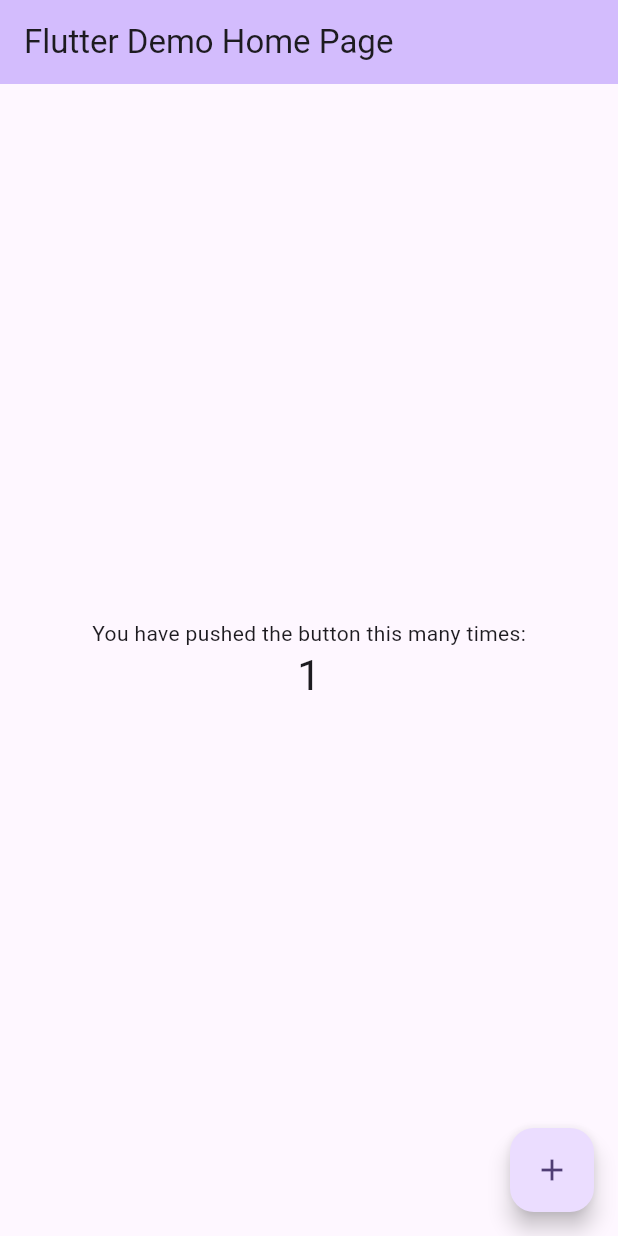
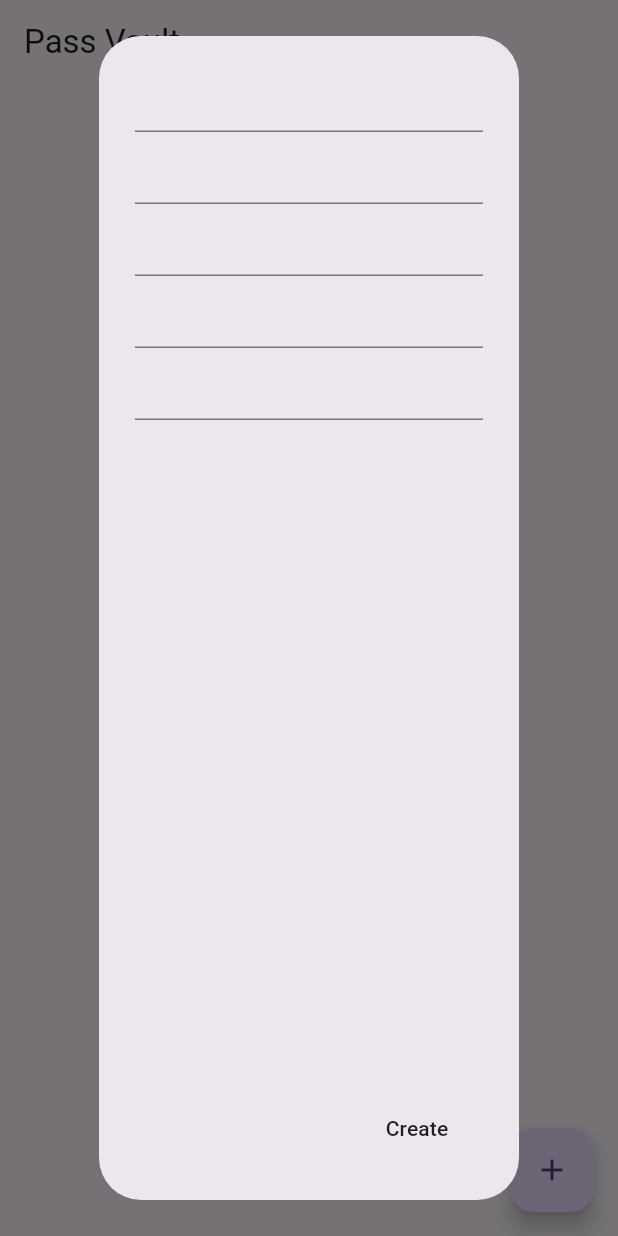
Before and after one commit to er-lo/password_manager, a Flutter app: the screen it shows after launch, after a tap on the "add" icon, on a phone screen of 412 x 824 dp. Run offline on Flutter 3.47's test engine with Material 3 defaults, Android fonts, the phone set to English and light mode, and no system bars; our stand-ins replace isar; accounts and stored records are empty; generated files the repository leaves out were written again.

Commit message:
implemented isar db, made password model and it's db service

```diff
--- a/lib/main.dart
+++ b/lib/main.dart
@@ -1,7 +1,17 @@
 import 'package:flutter/material.dart';
+import 'package:password_manager/models/password_database.dart';
+import 'package:password_manager/screens/home_screen.dart';
+import 'package:provider/provider.dart';
 
-void main() {
-  runApp(const MyApp());
+void main() async {
+  //initialize isar database
+  WidgetsFlutterBinding.ensureInitialized();
+  await PasswordDatabase.initialize();
+
+  runApp(ChangeNotifierProvider(
+    create: (context) => PasswordDatabase(),
+    child: const MyApp(),
+  ));
 }
 
 class MyApp extends StatelessWidget {
@@ -11,115 +21,12 @@ class MyApp extends StatelessWidget {
   @override
   Widget build(BuildContext context) {
     return MaterialApp(
-      title: 'Flutter Demo',
+      debugShowCheckedModeBanner: false,
       theme: ThemeData(
-        // This is the theme of your application.
-        //
-        // TRY THIS: Try running your application with "flutter run". You'll see
-        // the application has a purple toolbar. Then, without quitting the app,
-        // try changing the seedColor in the colorScheme below to Colors.green
-        // and then invoke "hot reload" (save your changes or press the "hot
-        // reload" button in a Flutter-supported IDE, or press "r" if you used
-        // the command line to start the app).
-        //
-        // Notice that the counter didn't reset back to zero; the application
-        // state is not lost during the reload. To reset the state, use hot
-        // restart instead.
-        //
-        // This works for code too, not just values: Most code changes can be
-        // tested with just a hot reload.
         colorScheme: ColorScheme.fromSeed(seedColor: Colors.deepPurple),
         useMaterial3: true,
       ),
-      home: const MyHomePage(title: 'Flutter Demo Home Page'),
+      home: const HomePage(),
     );
   }
 }
-
-class MyHomePage extends StatefulWidget {
-  const MyHomePage({super.key, required this.title});
-
-  // This widget is the home page of your application. It is stateful, meaning
-  // that it has a State object (defined below) that contains fields that affect
-  // how it looks.
-
-  // This class is the configuration for the state. It holds the values (in this
-  // case the title) provided by the parent (in this case the App widget) and
-  // used by the build method of the State. Fields in a Widget subclass are
-  // always marked "final".
-
-  final String title;
-
-  @override
-  State<MyHomePage> createState() => _MyHomePageState();
-}
-
-class _MyHomePageState extends State<MyHomePage> {
-  int _counter = 0;
-
-  void _incrementCounter() {
-    setState(() {
-      // This call to setState tells the Flutter framework that something has
-      // changed in this State, which causes it to rerun the build method below
-      // so that the display can reflect the updated values. If we changed
-      // _counter without calling setState(), then the build method would not be
-      // called again, and so nothing would appear to happen.
-      _counter++;
-    });
-  }
-
-  @override
-  Widget build(BuildContext context) {
-    // This method is rerun every time setState is called, for instance as done
-    // by the _incrementCounter method above.
-    //
-    // The Flutter framework has been optimized to make rerunning build methods
-    // fast, so that you can just rebuild anything that needs updating rather
-    // than having to individually change instances of widgets.
-    return Scaffold(
-      appBar: AppBar(
-        // TRY THIS: Try changing the color here to a specific color (to
-        // Colors.amber, perhaps?) and trigger a hot reload to see the AppBar
-        // change color while the other colors stay the same.
-        backgroundColor: Theme.of(context).colorScheme.inversePrimary,
-        // Here we take the value from the MyHomePage object that was created by
-        // the App.build method, and use it to set our appbar title.
-        title: Text(widget.title),
-      ),
-      body: Center(
-        // Center is a layout widget. It takes a single child and positions it
-        // in the middle of the parent.
-        child: Column(
-          // Column is also a layout widget. It takes a list of children and
-          // arranges them vertically. By default, it sizes itself to fit its
-          // children horizontally, and tries to be as tall as its parent.
-          //
-          // Column has various properties to control how it sizes itself and
-          // how it positions its children. Here we use mainAxisAlignment to
-          // center the children vertically; the main axis here is the vertical
-          // axis because Columns are vertical (the cross axis would be
-          // horizontal).
-          //
-          // TRY THIS: Invoke "debug painting" (choose the "Toggle Debug Paint"
-          // action in the IDE, or press "p" in the console), to see the
-          // wireframe for each widget.
-          mainAxisAlignment: MainAxisAlignment.center,
-          children: <Widget>[
-            const Text(
-              'You have pushed the button this many times:',
-            ),
-            Text(
-              '$_counter',
-              style: Theme.of(context).textTheme.headlineMedium,
-            ),
-          ],
-        ),
-      ),
-      floatingActionButton: FloatingActionButton(
-        onPressed: _incrementCounter,
-        tooltip: 'Increment',
-        child: const Icon(Icons.add),
-      ), // This trailing comma makes auto-formatting nicer for build methods.
-    );
-  }
-}
--- /dev/null
+++ b/lib/models/password_database.dart
@@ -0,0 +1,68 @@
+import 'package:flutter/material.dart';
+import 'package:isar/isar.dart';
+import 'package:password_manager/models/password_model.dart';
+import 'package:path_provider/path_provider.dart';
+
+class PasswordDatabase extends ChangeNotifier {
+  static late Isar isar;
+
+  //init
+  static Future<void> initialize() async {
+    final dir = await getApplicationDocumentsDirectory();
+    isar = await Isar.open(
+      [PasswordSchema],
+      directory: dir.path,
+    );
+  }
+
+  // list of notes
+  final List<Password> currentPasswords = [];
+
+  //create
+  Future<void> addPassword(String email, String userName, String password,
+      String note, String website) async {
+    final newPassword = Password()
+      ..email = email
+      ..userName = userName
+      ..password = password
+      ..note = note
+      ..website = website;
+
+    await isar.writeTxn(() async {
+      await isar.passwords.put(newPassword);
+    });
+
+    await fetchPasswords();
+  }
+
+  //read
+  Future<void> fetchPasswords() async {
+    List<Password> fetchedPasswords = await isar.passwords.where().findAll();
+    currentPasswords.clear();
+    currentPasswords.addAll(fetchedPasswords);
+    notifyListeners();
+  }
+
+  //update
+  Future<void> updatePassword(int id, String email, String userName,
+      String password, String note, String website) async {
+    final existingPassword = await isar.passwords.get(id);
+    if (existingPassword != null) {
+      existingPassword.email = email;
+      existingPassword.userName = userName;
+      existingPassword.password = password;
+      existingPassword.note = note;
+      existingPassword.website = website;
+      await isar.writeTxn(() => isar.passwords.put(existingPassword));
+      await fetchPasswords();
+    }
+  }
+
+  //delete
+  Future<void> deletePassword(int id) async {
+    await isar.writeTxn(() async {
+      isar.passwords.delete(id);
+    });
+    await fetchPasswords();
+  }
+}
--- /dev/null
+++ b/lib/models/password_model.dart
@@ -0,0 +1,14 @@
+import 'package:isar/isar.dart';
+
+// needed to generate isar file
+part 'password_model.g.dart';
+
+@Collection()
+class Password {
+  Id id = Isar.autoIncrement;
+  late String email;
+  late String userName;
+  late String password;
+  late String note;
+  late String website;
+}
--- /dev/null
+++ b/lib/screens/home_screen.dart
@@ -0,0 +1,109 @@
+import 'package:flutter/material.dart';
+import 'package:password_manager/models/password_database.dart';
+import 'package:password_manager/models/password_model.dart';
+import 'package:provider/provider.dart';
+
+class HomePage extends StatefulWidget {
+  const HomePage({super.key});
+
+  @override
+  State<HomePage> createState() => _HomePageState();
+}
+
+class _HomePageState extends State<HomePage> {
+  @override
+  void initState() {
+    super.initState();
+
+    readPasswords();
+  }
+
+  //text controller
+  final emailController = TextEditingController();
+  final userNameController = TextEditingController();
+  final passwordController = TextEditingController();
+  final noteController = TextEditingController();
+  final websiteController = TextEditingController();
+
+  void createPassword() {
+    showDialog(
+      context: context,
+      builder: (context) => AlertDialog(
+        content: Column(
+          children: [
+            TextField(
+              controller: emailController,
+            ),
+            TextField(
+              controller: userNameController,
+            ),
+            TextField(
+              controller: passwordController,
+            ),
+            TextField(
+              controller: noteController,
+            ),
+            TextField(
+              controller: websiteController,
+            ),
+          ],
+        ),
+        actions: [
+          MaterialButton(
+            onPressed: () {
+              context.read<PasswordDatabase>().addPassword(
+                  emailController.text,
+                  userNameController.text,
+                  passwordController.text,
+                  noteController.text,
+                  websiteController.text);
+
+              emailController.clear();
+              userNameController.clear();
+              passwordController.clear();
+              noteController.clear();
+              websiteController.clear();
+              Navigator.pop(context);
+            },
+            child: const Text("Create"),
+          ),
+        ],
+      ),
+    );
+  }
+
+  void readPasswords() {
+    context.read<PasswordDatabase>().fetchPasswords();
+  }
+
+  @override
+  Widget build(BuildContext context) {
+    final passwordDatabase = context.watch<PasswordDatabase>();
+    List<Password> currentPasswords = passwordDatabase.currentPasswords;
+
+    return Scaffold(
+      appBar: AppBar(
+        title: const Text("Pass Vault"),
+      ),
+      floatingActionButton: FloatingActionButton(
+        onPressed: createPassword,
+        child: const Icon(Icons.add),
+      ),
+      body: ListView.builder(
+        itemCount: currentPasswords.length,
+        itemBuilder: (context, index) {
+          final password = currentPasswords[index];
+
+          return ListTile(
+            title: Text(password.email),
+            trailing: IconButton(
+                onPressed: () {
+                  context.read<PasswordDatabase>().deletePassword(password.id);
+                },
+                icon: const Icon(Icons.delete)),
+          );
+        },
+      ),
+    );
+  }
+}
--- a/pubspec.yaml
+++ b/pubspec.yaml
@@ -35,6 +35,10 @@ dependencies:
   # The following adds the Cupertino Icons font to your application.
   # Use with the CupertinoIcons class for iOS style icons.
   cupertino_icons: ^1.0.6
+  isar: ^3.1.0+1
+  isar_flutter_libs: ^3.1.0+1
+  path_provider: ^2.1.2
+  provider: ^6.1.1
 
 dev_dependencies:
   flutter_test:
@@ -46,6 +50,8 @@ dev_dependencies:
   # package. See that file for information about deactivating specific lint
   # rules and activating additional ones.
   flutter_lints: ^3.0.0
+  isar_generator: ^3.1.0+1
+  build_runner: ^2.4.8
 
 # For information on the generic Dart part of this file, see the
 # following page: https://dart.dev/tools/pub/pubspec
```
Also changed, not shown: lib/models/password_model.g.dart (added), lib/screens/new_password_screen.dart (added), pubspec.lock, 5 other files.
